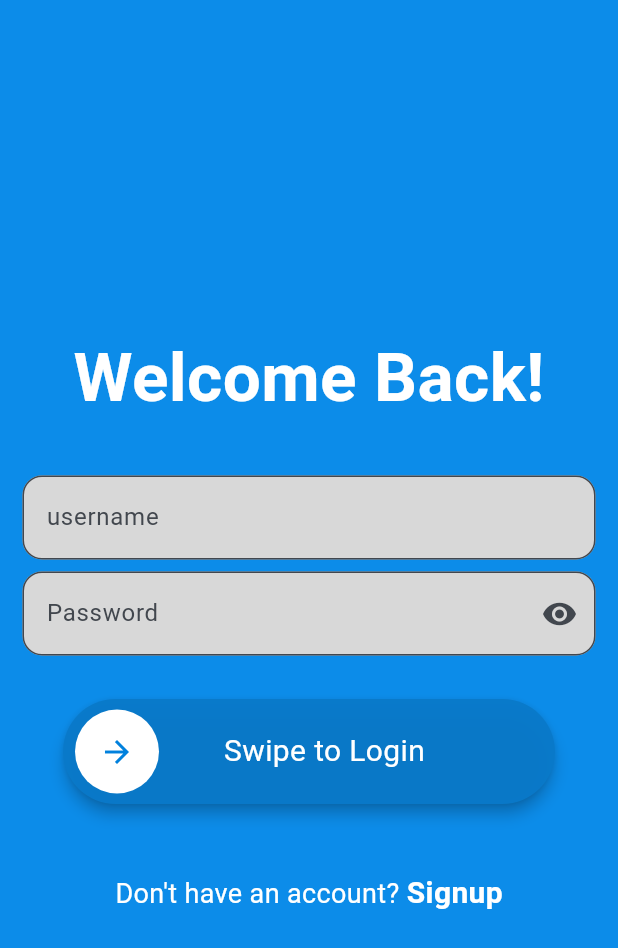
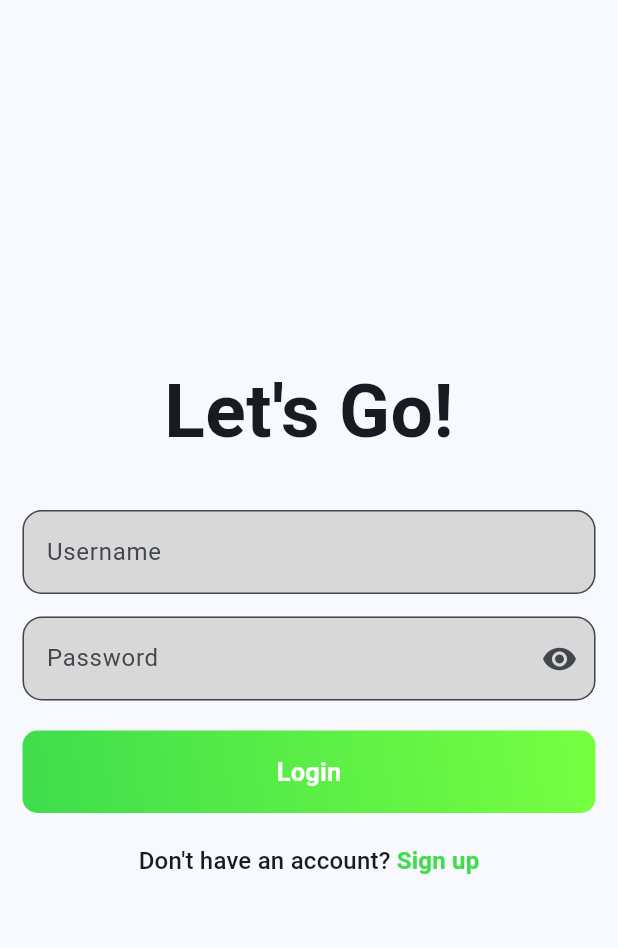
Before and after one commit to bilal-ahmed07/Chat-App, a Flutter app: the screen it shows after launch, on a phone screen of 412 x 824 dp. Shown: the top 948 px of the screen. Run offline on Flutter 3.47's test engine with Material 3 defaults, Android fonts, the phone set to English and light mode, and no system bars; drawn by our look-alikes of slide_to_act; our stand-ins replace cloud_firestore, firebase_auth, firebase_core, image_picker; accounts and stored records are empty.

Commit message:
Login Page Ui change

```diff
--- a/lib/pages/Auth/login_page.dart
+++ b/lib/pages/Auth/login_page.dart
@@ -1,159 +1,129 @@
+import 'package:chatapp/pages/Auth/Auth_button.dart';
 import 'package:chatapp/pages/Auth/login_auth_logic.dart';
 import 'package:chatapp/pages/Auth/signup_page.dart';
 import 'package:chatapp/pages/chat-and-home-page/home_page.dart';
+import 'package:flutter/gestures.dart';
 import 'package:flutter/material.dart';
-import 'package:slide_to_act/slide_to_act.dart';
-import 'package:flutter/gestures.dart';
+
 
 class LoginPage extends StatefulWidget {
   const LoginPage({super.key});
+
+  static route() {
+    return MaterialPageRoute(builder: (context) => const LoginPage());
+  }
 
   @override
   State<LoginPage> createState() => _LoginPageState();
 }
 
 class _LoginPageState extends State<LoginPage> {
-  bool _isObscure = true;
-  TextEditingController usernameController = TextEditingController();
-  TextEditingController passwordController = TextEditingController();
+  final formKey = GlobalKey<FormState>();
+  final emailController = TextEditingController();
+  final passwordController = TextEditingController();
+  bool isObscure = true;
+
+  @override
+  void dispose() {
+    emailController.dispose();
+    passwordController.dispose();
+    super.dispose();
+  }
 
   @override
   Widget build(BuildContext context) {
-    return SafeArea(
-      child: Scaffold(
-        backgroundColor: Color.fromRGBO(12, 140, 233, 1),
-        body: Center(
-          child: SingleChildScrollView(
-            scrollDirection: Axis.vertical,
+    return Scaffold(
+      body: Padding(
+        padding: const EdgeInsets.all(15.0),
+        child: Form(
+          key: formKey,
           child: Column(
             mainAxisAlignment: MainAxisAlignment.center,
             children: [
-                Padding(
-                  padding: const EdgeInsets.symmetric(vertical: 5.0),
-                  child: Text(
-                    "Welcome Back!",
-                    style: TextStyle(
-                      color: Colors.white,
-                      fontWeight: FontWeight.bold,
-                      fontSize: 45,
+              const Text(
+                "Let's Go!",
+                style: TextStyle(fontSize: 50, fontWeight: FontWeight.w600),
+              ),
+              const SizedBox(height: 30),
+              TextFormField(
+                controller: emailController,
+                decoration: InputDecoration(
+                  labelText: "Username",
+                  filled: true,
+                  fillColor: const Color.fromARGB(255, 216, 216, 216),
+                  border: OutlineInputBorder(
+                    borderRadius: BorderRadius.circular(13),
+                    borderSide: BorderSide(
+                      color: Color.fromRGBO(63, 221, 76, 1),
+                    ),
+                  ),
+                ),
+              ),
+              const SizedBox(height: 15),
+              TextFormField(
+                controller: passwordController,
+                obscureText: isObscure,
+                decoration: InputDecoration(
+                  labelText: "Password",
+                  filled: true,
+                  fillColor: const Color.fromARGB(255, 216, 216, 216),
+                  border: OutlineInputBorder(
+                    borderRadius: BorderRadius.circular(13),
+                  ),
+                  suffixIcon: IconButton(
+                    icon: Icon(
+                      isObscure ? Icons.visibility : Icons.visibility_off,
+                    ),
+                    onPressed: () {
+                      setState(() {
+                        isObscure =  !isObscure ;
+                      });
+                    },
                   ),
                 ),
               ),
 
-                const SizedBox(height: 25),
-
-                Padding(
-                  padding: const EdgeInsets.symmetric(
-                    horizontal: 15,
-                    vertical: 4,
-                  ),
-                  child: TextField(
-                    controller: usernameController,
-                    decoration: InputDecoration(
-                      hintText: "username",
-                      fillColor: const Color.fromARGB(255, 216, 216, 216),
-                      filled: true,
-                      border: OutlineInputBorder(
-                        borderRadius: BorderRadius.circular(13),
-                      ),
-                    ),
-                  ),
-                ),
-
-                Padding(
-                  padding: const EdgeInsets.symmetric(
-                    horizontal: 15,
-                    vertical: 4,
-                  ),
-                  child: TextField(
-                    obscureText: _isObscure,
-                    controller: passwordController,
-                    decoration: InputDecoration(
-                      hintText: 'Password',
-                      fillColor: const Color.fromARGB(255, 216, 216, 216),
-                      filled: true,
-                      border: OutlineInputBorder(
-                        borderRadius: BorderRadius.circular(13),
-                      ),
-                      suffixIcon: Listener(
-                        onPointerDown: (_) {
-                          setState(() {
-                            _isObscure = false;
-                          });
-                        },
-                        onPointerUp: (_) {
-                          setState(() {
-                            _isObscure = true;
-                          });
-                        },
-                        child: AbsorbPointer(
-                          child: Icon(
-                            _isObscure
-                                ? Icons.visibility
-                                : Icons.visibility_off,
-                          ),
-                        ),
-                      ),
-                    ),
-                  ),
-                ),
-
-                Padding(
-                  padding: EdgeInsets.symmetric(horizontal: 42, vertical: 25),
-                  child: SlideAction(
-                    elevation: 4,
-                    borderRadius: 50,
-                    submittedIcon: Icon(Icons.check, color: Colors.green),
-                    innerColor: Colors.white,
-                    outerColor: Color.fromRGBO(9, 121, 201, 0.952),
-                    sliderButtonIcon: Icon(
-                      Icons.arrow_forward,
-                      color: Color.fromRGBO(1, 129, 221, 1),
-                    ),
-                    text: "    Swipe to Login",
-                    textStyle: TextStyle(fontSize: 20, color: Colors.white),
-
-                    onSubmit: () async {
+              const SizedBox(height: 20),
+              AppGradientButton(
+                buttonText: "Login",
+                onPressed: () async {
                   final auth = AuthMethods();
 
                   String res = await auth.loginUser(
-                        username: usernameController.text.trim(),
+                    username: emailController.text.trim(),
                     password: passwordController.text.trim(),
                   );
 
                   if (res == 'success') {
                     Navigator.of(context).pushReplacement(
-                          MaterialPageRoute(builder: (context) => HomePage()),
+                      MaterialPageRoute(builder: (context) => const HomePage()),
                     );
                   } else {
                     ScaffoldMessenger.of(
                       context,
-                        ).showSnackBar(SnackBar(content: Text(res)));
+                    ).showSnackBar(SnackBar(content: Text("User not found!")));
                   }
                 },
               ),
-                ),
-
               const SizedBox(height: 20),
-
-                Text.rich(
-                  TextSpan(
+              RichText(
+                text: TextSpan(
                   text: "Don't have an account? ",
-                    style: const TextStyle(color: Colors.white, fontSize: 18),
+                  style: Theme.of(context).textTheme.titleMedium,
                   children: [
                     TextSpan(
-                        text: "Signup",
-                        style: const TextStyle(
-                          color: Colors.white,
+                      text: "Sign up",
+                      style: Theme.of(context).textTheme.titleMedium?.copyWith(
+                        // color: const Color.fromRGBO(251, 109, 169, 1),
+                        color: Color.fromRGBO(63, 221, 76, 1),
                         fontWeight: FontWeight.bold,
-                          fontSize: 20,
                       ),
                       recognizer: TapGestureRecognizer()
                         ..onTap = () {
                           Navigator.push(
                             context,
                             MaterialPageRoute(
-                                builder: (context) => const SignUpPage(),
+                              builder: (context) => const SignupPage(),
                             ),
                           );
                         },
@@ -165,7 +135,6 @@ class _LoginPageState extends State<LoginPage> {
           ),
         ),
       ),
-      ),
     );
   }
 }
```
Lines whose indentation alone changed are shown as unchanged.
